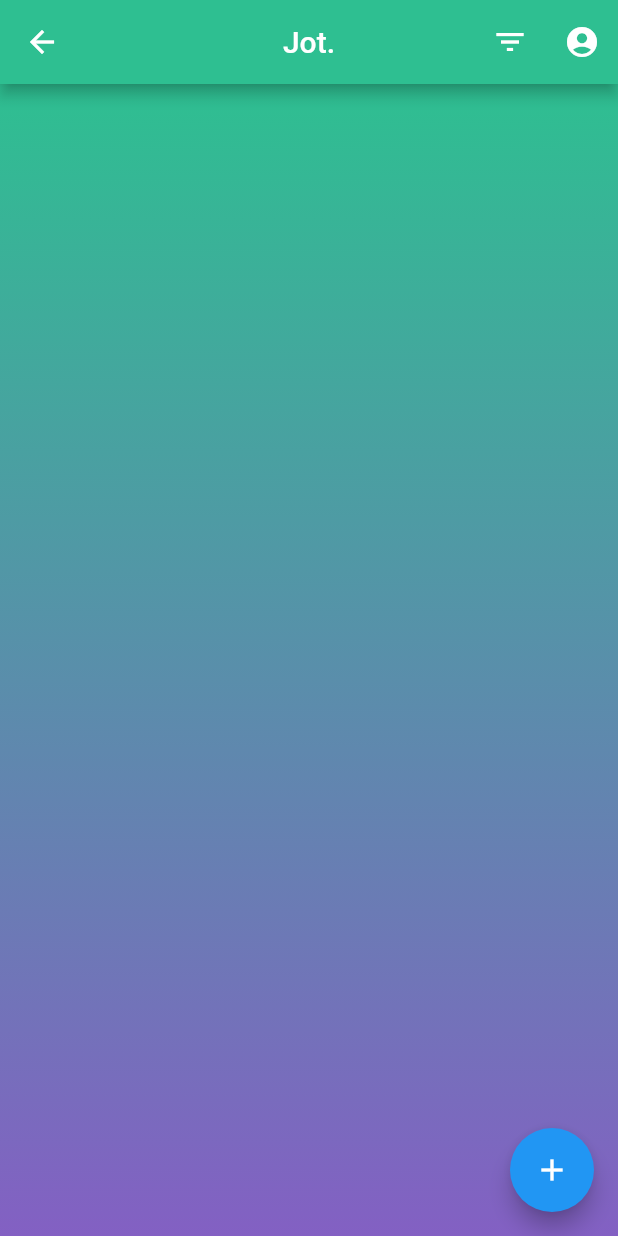
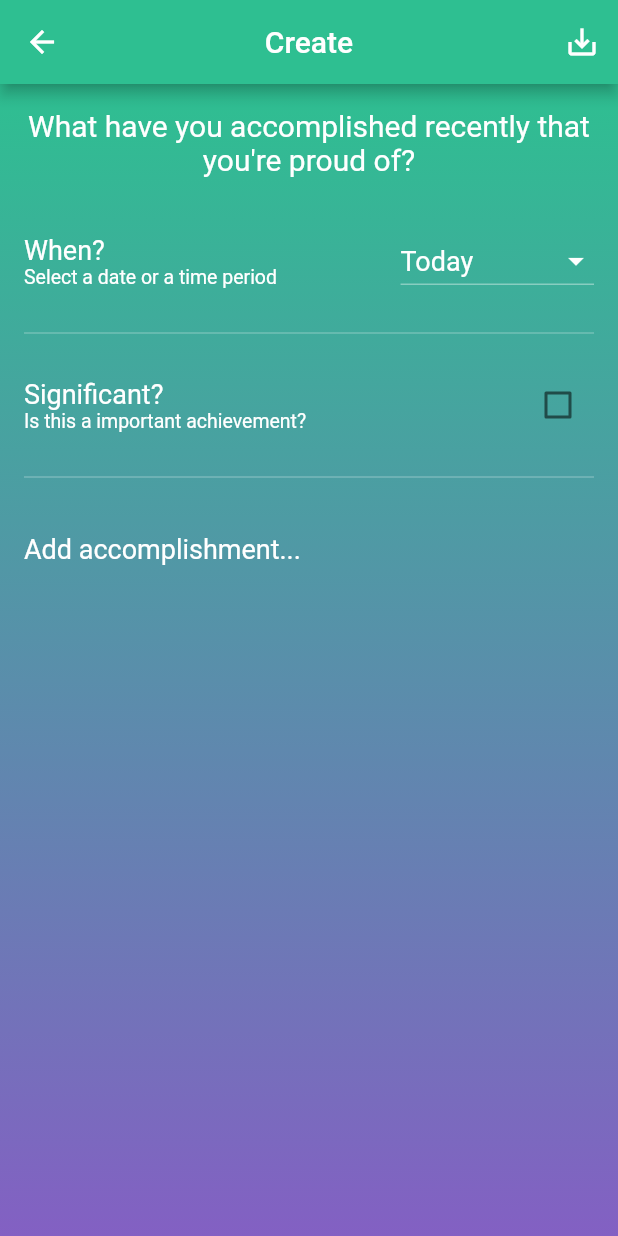
Before and after one commit to SilverBirchh/jot, a Flutter app: the Home screen opened directly, after a tap on the "filter list" icon, on a phone screen of 412 x 824 dp. Run offline on Flutter 3.47's test engine with Material 2 defaults, Android fonts, the phone set to English and light mode, and no system bars; our stand-ins replace bloc, cached_network_image, cloud_firestore, firebase_auth, firebase_core, flutter_bloc and 1 more; accounts and stored records are empty.

Commit message:
Adds editor

```diff
--- /dev/null
+++ b/lib/data/time_period.dart
@@ -0,0 +1,27 @@
+enum Period { TODAY, YESTERDAY, THIS_WEEK, THIS_MONTH, DATE }
+
+class TimePeriod {
+  List<Period> get timePeriods => Period.values;
+
+  Period currentPeriod = Period.TODAY;
+
+  DateTime otherDate = DateTime.now();
+
+  bool isImportant = false;
+
+  String typeToString(Period period) {
+    if (period == Period.TODAY) {
+      return 'Today';
+    } else if (period == Period.YESTERDAY) {
+      return 'Yesyerday';
+    } else if (period == Period.THIS_WEEK) {
+      return 'This Week';
+    } else if (period == Period.THIS_MONTH) {
+      return 'This Month';
+    } else if (period == Period.DATE) {
+      return 'Specific Date';
+    } else {
+      return '';
+    }
+  }
+}
--- a/lib/main.dart
+++ b/lib/main.dart
@@ -1,3 +1,4 @@
+import 'package:Jot/ui/screens/create.dart';
 import 'package:Jot/ui/screens/feedback_page.dart';
 
 import './main_exports.dart';
@@ -73,6 +74,10 @@ class Jot extends StatelessWidget {
             return SlideLeftRoute(
               page: FeedbackPage(),
             );
+          } else if (settings.name == '/create') {
+            return SlideLeftRoute(
+              page: Create(),
+            );
           }
           // unknown route
           return MaterialPageRoute(builder: (context) => Container());
--- /dev/null
+++ b/lib/ui/screens/create.dart
@@ -0,0 +1,247 @@
+import 'package:Jot/data/time_period.dart';
+import 'package:flutter/material.dart';
+import 'package:intl/intl.dart';
+
+class Create extends StatefulWidget {
+  @override
+  _CreateState createState() => _CreateState();
+}
+
+class _CreateState extends State<Create> {
+  final GlobalKey<ScaffoldState> _createKey = GlobalKey<ScaffoldState>();
+  final TextEditingController _controller = TextEditingController();
+  final FocusNode _focusNode = FocusNode();
+  final TimePeriod timings = TimePeriod();
+
+  @override
+  Widget build(BuildContext context) {
+    return Scaffold(
+      key: _createKey,
+      appBar: AppBar(
+        title: Text('Create'),
+        centerTitle: true,
+        backgroundColor: Color(0xff2ebf91),
+        actions: <Widget>[
+          IconButton(
+            icon: Icon(Icons.save_alt),
+            onPressed: () {
+              print('save');
+            },
+          )
+        ],
+      ),
+      body: Container(
+        decoration: const BoxDecoration(
+          gradient: LinearGradient(
+              colors: <Color>[Color(0xff2ebf91), Color(0xff8360c3)],
+              begin: FractionalOffset.topCenter,
+              end: FractionalOffset.bottomCenter,
+              stops: <double>[0.0, 1.0],
+              tileMode: TileMode.clamp),
+        ),
+        child: Column(
+          children: <Widget>[
+            Container(
+              padding: EdgeInsets.all(16),
+              child: Text(
+                'What have you accomplished recently that you\'re proud of?',
+                style: TextStyle(color: Colors.white, fontSize: 20),
+                textAlign: TextAlign.center,
+              ),
+            ),
+            Padding(
+              padding: const EdgeInsets.all(16.0),
+              child: Row(
+                mainAxisAlignment: MainAxisAlignment.spaceBetween,
+                children: <Widget>[
+                  Column(
+                    mainAxisAlignment: MainAxisAlignment.start,
+                    crossAxisAlignment: CrossAxisAlignment.start,
+                    children: <Widget>[
+                      Text(
+                        'When?',
+                        style: TextStyle(color: Colors.white, fontSize: 18),
+                      ),
+                      Text(
+                        'Select a date or a time period',
+                        style: TextStyle(color: Colors.white, fontSize: 13),
+                      ),
+                    ],
+                  ),
+                  DropdownButton<Period>(
+                    underline: Container(
+                      height: 1.0,
+                      decoration: const BoxDecoration(
+                        border: Border(
+                          bottom: BorderSide(
+                            color: Colors.white38,
+                            width: 1.0,
+                          ),
+                        ),
+                      ),
+                    ),
+                    icon: Icon(
+                      Icons.arrow_drop_down,
+                      color: Colors.white,
+                    ),
+                    value: timings.currentPeriod,
+                    selectedItemBuilder: (BuildContext context) {
+                      return timings.timePeriods.map((Period value) {
+                        return DropdownMenuItem<Period>(
+                          value: value,
+                          child: Text(
+                            timings.typeToString(value),
+                            style: TextStyle(fontSize: 18, color: Colors.white),
+                          ),
+                        );
+                      }).toList();
+                    },
+                    items: timings.timePeriods.map((Period value) {
+                      return DropdownMenuItem<Period>(
+                        value: value,
+                        child: Text(
+                          timings.typeToString(value),
+                          style: TextStyle(fontSize: 18),
+                        ),
+                      );
+                    }).toList(),
+                    onChanged: (Period val) {
+                      setState(() {
+                        timings.currentPeriod = val;
+                      });
+                    },
+                  ),
+                ],
+              ),
+            ),
+            if (timings.currentPeriod == Period.DATE)
+              Column(
+                children: <Widget>[
+                  Divider(
+                    color: Colors.white38,
+                    indent: 16,
+                    endIndent: 16,
+                  ),
+                  Padding(
+                    padding: const EdgeInsets.all(16.0),
+                    child: Row(
+                      mainAxisAlignment: MainAxisAlignment.spaceBetween,
+                      children: <Widget>[
+                        Text(
+                          'Date?',
+                          style: TextStyle(color: Colors.white, fontSize: 18),
+                        ),
+                        GestureDetector(
+                            onTap: () {
+                              _focusNode.unfocus();
+                              _selectDate(context);
+                            },
+                            child: Container(
+                              decoration: BoxDecoration(
+                                border: Border(
+                                  bottom: BorderSide(color: Colors.white38),
+                                ),
+                              ),
+                              child: Text(
+                                _formatOtherTime(timings.otherDate),
+                                style: TextStyle(
+                                    color: Colors.white, fontSize: 18),
+                              ),
+                            ))
+                      ],
+                    ),
+                  ),
+                ],
+              ),
+            Divider(
+              color: Colors.white38,
+              indent: 16,
+              endIndent: 16,
+            ),
+            Padding(
+              padding: const EdgeInsets.all(16.0),
+              child: Row(
+                mainAxisAlignment: MainAxisAlignment.spaceBetween,
+                children: <Widget>[
+                  Column(
+                    crossAxisAlignment: CrossAxisAlignment.start,
+                    children: <Widget>[
+                      Text(
+                        'Significant?',
+                        style: TextStyle(color: Colors.white, fontSize: 18),
+                      ),
+                      Text(
+                        'Is this a important achievement?',
+                        style: TextStyle(color: Colors.white, fontSize: 13),
+                      ),
+                    ],
+                  ),
+                  Checkbox(
+                    checkColor: Colors.white,
+                     activeColor: Colors.blueAccent,
+                    value: timings.isImportant,
+                    onChanged: (bool val) {
+                      setState(() {
+                        timings.isImportant = val;
+                      });
+                    },
+                  )
+                ],
+              ),
+            ),
+            Divider(
+              color: Colors.white38,
+              indent: 16,
+              endIndent: 16,
+            ),
+            Expanded(
+              child: Container(
+                padding: EdgeInsets.all(16),
+                width: MediaQuery.of(context).size.width,
+                child: TextField(
+                  focusNode: _focusNode,
+                  style: TextStyle(
+                      color: Colors.white, fontStyle: FontStyle.normal),
+                  decoration: InputDecoration(
+                    hintText: 'Add accomplishment...',
+                    hintStyle: TextStyle(color: Colors.white, fontSize: 18),
+                    border: InputBorder.none,
+                  ),
+                  cursorColor: Colors.white,
+                  textCapitalization: TextCapitalization.sentences,
+                  keyboardType: TextInputType.multiline,
+                  maxLines: null,
+                  controller: _controller,
+                ),
+              ),
+            ),
+          ],
+        ),
+      ),
+    );
+  }
+
+  @override
+  void dispose() {
+    _controller.dispose();
+    _focusNode.dispose();
+    super.dispose();
+  }
+
+  Future<Null> _selectDate(BuildContext context) async {
+    final DateTime picked = await showDatePicker(
+        context: context,
+        initialDate: DateTime.now(),
+        firstDate: DateTime(2015, 8),
+        lastDate: DateTime(2101));
+
+    setState(() {
+      timings.otherDate = picked;
+    });
+  }
+
+  String _formatOtherTime(DateTime otherDate) {
+    final DateFormat dateFormat = DateFormat('d/M/yy');
+    return dateFormat.format(otherDate);
+  }
+}
--- a/lib/ui/screens/home.dart
+++ b/lib/ui/screens/home.dart
@@ -9,7 +9,7 @@ class Home extends StatelessWidget {
       floatingActionButton: FloatingActionButton(
         child: Icon(Icons.add),
         onPressed: () {
-          print('Jot');
+          Navigator.pushNamed(context, '/create');
         },
       ),
       appBar: AppBar(
@@ -20,7 +20,7 @@ class Home extends StatelessWidget {
           IconButton(
             icon: Icon(Icons.filter_list),
             onPressed: () {
-              print('Filter');
+              Navigator.pushNamed(context, '/create');
             },
           ),
           IconButton(
--- a/pubspec.yaml
+++ b/pubspec.yaml
@@ -14,7 +14,7 @@ description: A new Flutter project.
 version: 1.0.0+1
 
 environment:
-  sdk: ">=2.1.0 <3.0.0"
+  sdk: ">=2.2.2 <3.0.0"
 
 dependencies:
   flutter:
@@ -28,7 +28,8 @@ dependencies:
   firebase_auth: ^0.14.0+5
   cloud_firestore: 0.12.9+5
   zefyr: ^0.8.0
-  cached_network_image: ^1.1.1
+  cached_network_image: ^2.0.0-rc
+  intl_translation: ^0.17.7
 
 
 dev_dependencies:
```
Also changed, not shown: pubspec.lock.
